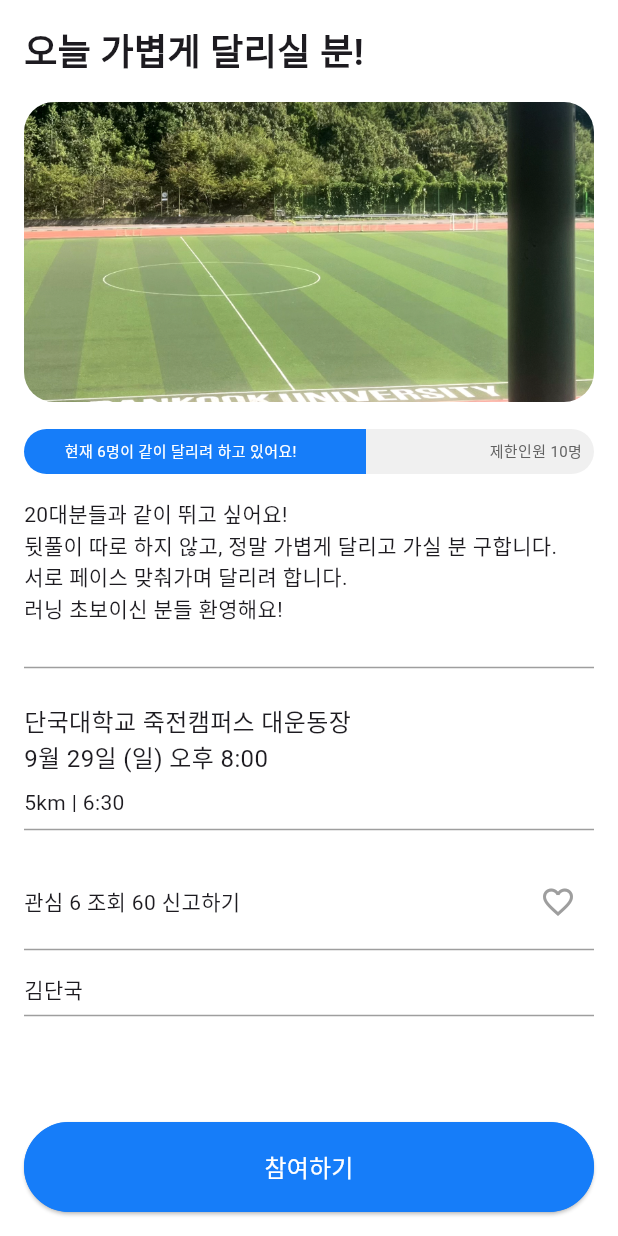
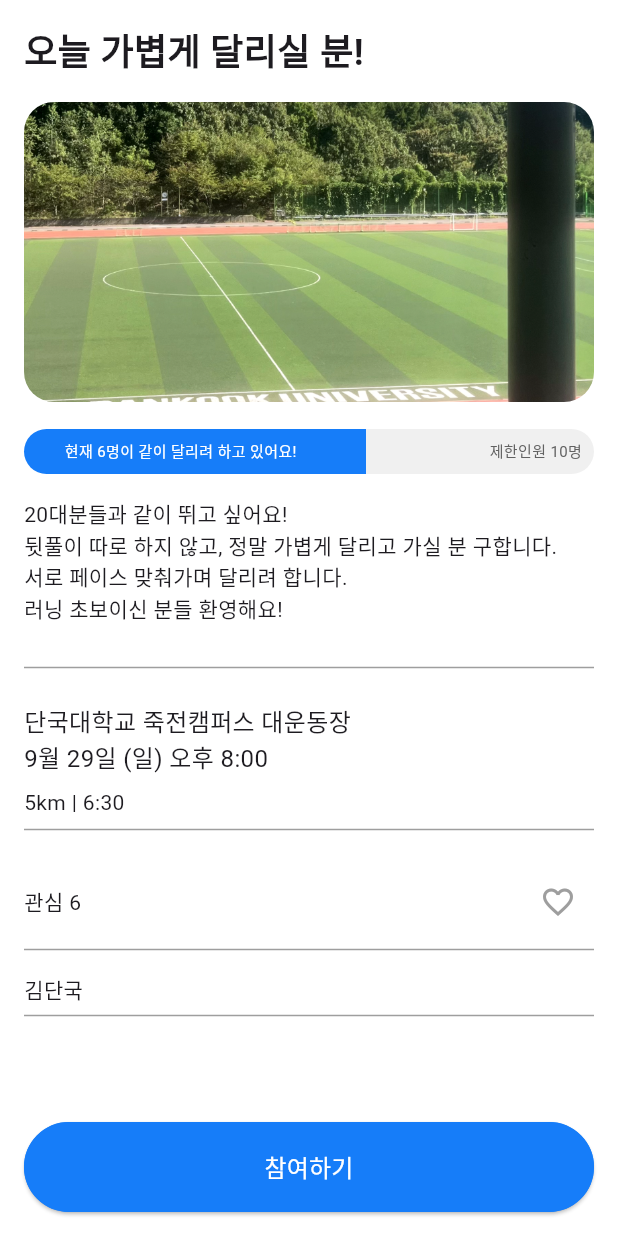
Before and after one commit to 9oormthonDKU/Frontend, a Flutter app: the screen it shows after launch, on a phone screen of 412 x 824 dp. Run offline on Flutter 3.47's test engine with Material 3 defaults, Android fonts, the phone set to English and light mode, and no system bars.

Commit message:
fix(post) : 신고하기, 조회수 삭제 반영
#5

```diff
--- a/goormthonfe/lib/views/post_view.dart
+++ b/goormthonfe/lib/views/post_view.dart
@@ -119,7 +119,7 @@ class _PostPageState extends State<PostPage> {
             Row(
               mainAxisAlignment: MainAxisAlignment.spaceBetween,
               children: [
-                Text('관심 ${controller.post.interest} 조회 ${controller.post.views} 신고하기'),
+                Text('관심 ${controller.post.interest}'),
                 IconButton(
                   icon: Icon(
                     controller.post.isLiked ? Icons.favorite : Icons.favorite_border,
```
